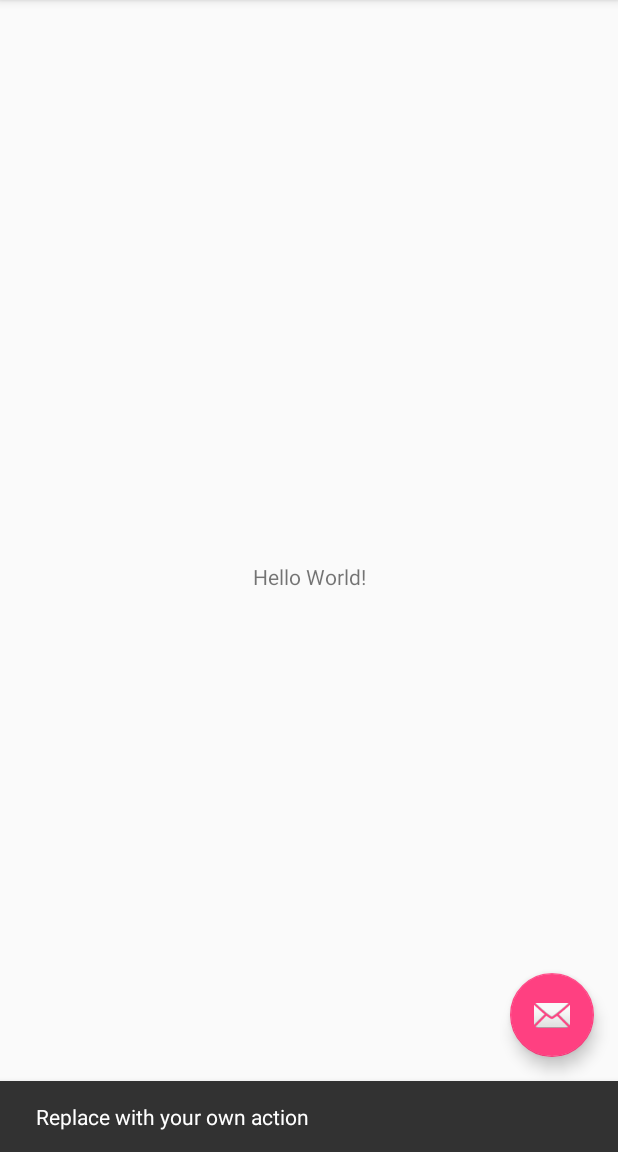
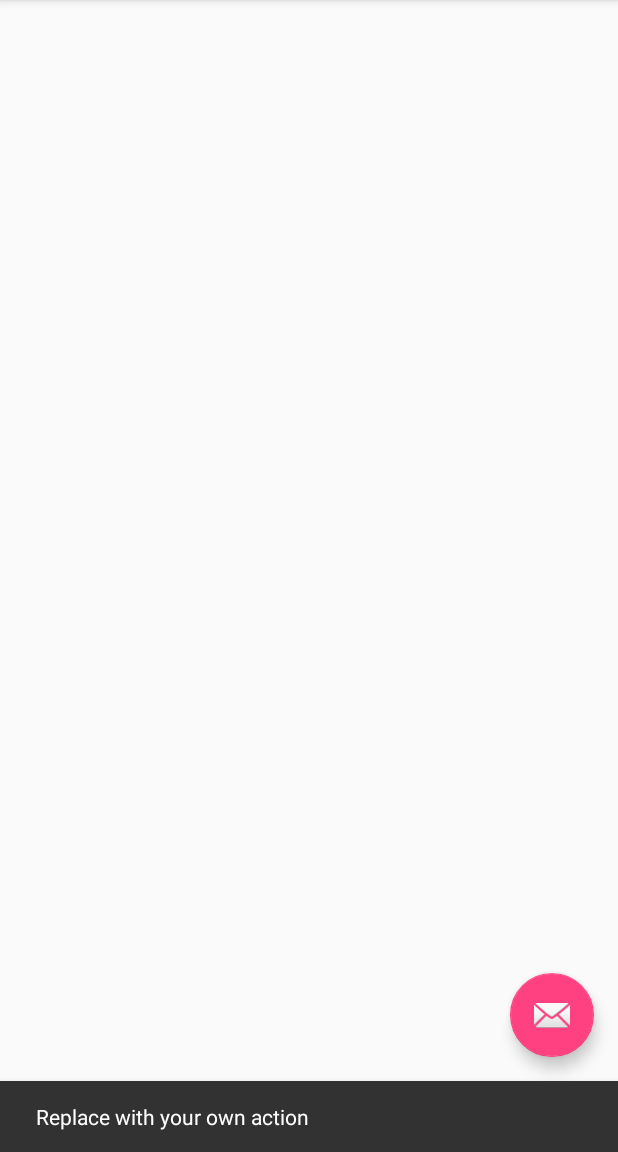
Before and after one commit to nyinyihtunlwin-codigo/RxBasics, an Android app: the screen it shows after launch (MainActivity), after a tap on an icon or button, on a phone screen of 412 x 824 dp, the part 84-1236 px from its top. Run offline under Robolectric (Android 15) with nearby library versions, the phone set to English and light mode, and no system bars.

```diff
--- a/app/build.gradle
+++ b/app/build.gradle
@@ -30,6 +30,9 @@ dependencies {
     implementation 'io.reactivex.rxjava2:rxjava:2.1.7'
     implementation 'io.reactivex.rxjava2:rxandroid:2.0.1'
 
+    implementation 'com.squareup.retrofit2:converter-gson:2.3.0'
+    implementation 'com.squareup.retrofit2:adapter-rxjava2:2.3.0'
+
     testImplementation 'junit:junit:4.12'
     androidTestImplementation 'com.android.support.test:runner:1.0.2'
     androidTestImplementation 'com.android.support.test.espresso:espresso-core:3.0.2'
--- a/app/src/main/res/layout/activity_main.xml
+++ b/app/src/main/res/layout/activity_main.xml
@@ -20,7 +20,12 @@
 
     </android.support.design.widget.AppBarLayout>
 
-    <include layout="@layout/content_main" />
+    <android.support.constraint.ConstraintLayout
+        android:layout_width="match_parent"
+        android:layout_height="match_parent"
+        app:layout_behavior="@string/appbar_scrolling_view_behavior">
+
+    </android.support.constraint.ConstraintLayout>
 
     <android.support.design.widget.FloatingActionButton
         android:id="@+id/fab"
--- a/app/src/main/res/layout/content_main.xml
+++ /dev/null
@@ -1,20 +0,0 @@
-<?xml version="1.0" encoding="utf-8"?>
-<android.support.constraint.ConstraintLayout xmlns:android="http://schemas.android.com/apk/res/android"
-    xmlns:app="http://schemas.android.com/apk/res-auto"
-    xmlns:tools="http://schemas.android.com/tools"
-    android:layout_width="match_parent"
-    android:layout_height="match_parent"
-    app:layout_behavior="@string/appbar_scrolling_view_behavior"
-    tools:context=".MainActivity"
-    tools:showIn="@layout/activity_main">
-
-    <TextView
-        android:layout_width="wrap_content"
-        android:layout_height="wrap_content"
-        android:text="Hello World!"
-        app:layout_constraintBottom_toBottomOf="parent"
-        app:layout_constraintLeft_toLeftOf="parent"
-        app:layout_constraintRight_toRightOf="parent"
-        app:layout_constraintTop_toTopOf="parent" />
-
-</android.support.constraint.ConstraintLayout>
```
